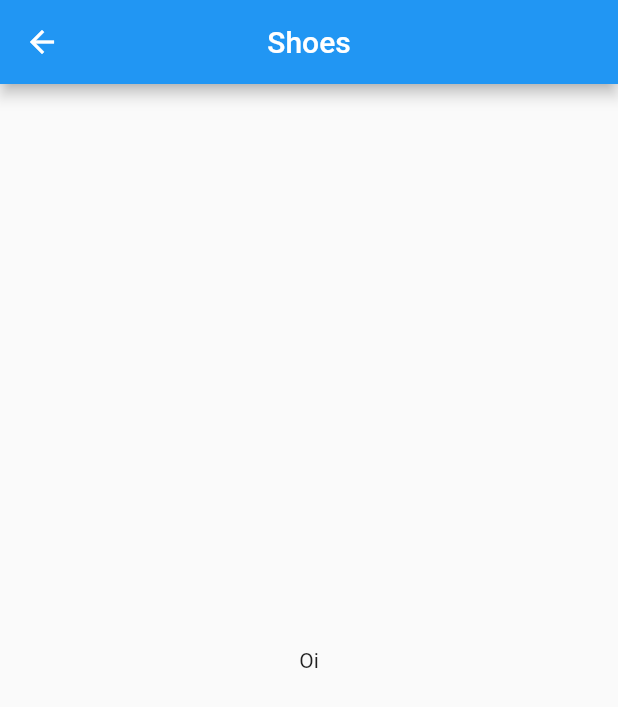
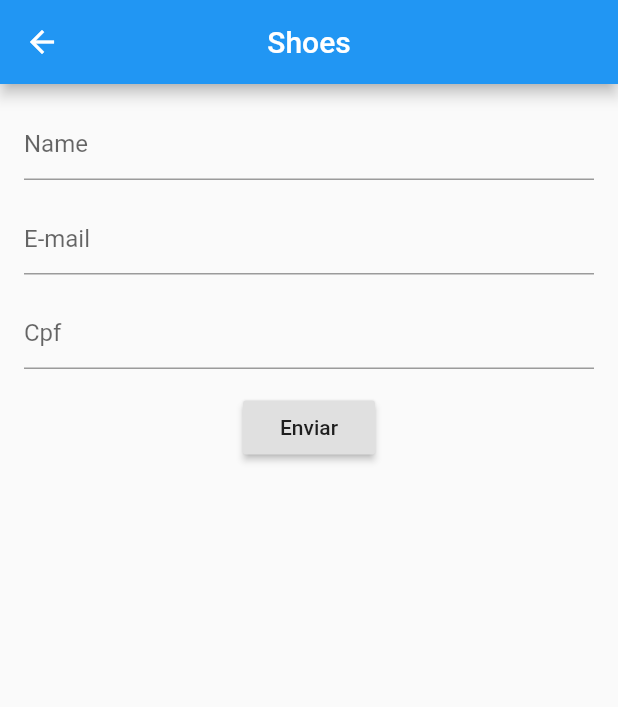
Before and after one commit to IagoNovoaAntunes2001/Workshop_Flutter, a Flutter app: the screen it shows after launch, after a tap on "Button", on a phone screen of 412 x 824 dp. Shown: the top 707 px of the screen. Run offline on Flutter 3.47's test engine with Material 2 defaults, Android fonts, the phone set to English and light mode, and no system bars; our stand-ins replace sqflite; accounts and stored records are empty.

Commit message:
Model de usuário inserido, classe do banco de dados e View com insercao de usuario.

```diff
--- /dev/null
+++ b/lib/repository/BaseCache.dart
@@ -0,0 +1,33 @@
+import 'package:palestra_introducao/repository/model/User.dart';
+import 'package:path/path.dart';
+import 'package:sqflite/sqflite.dart';
+
+Future<Database> getDatabase() async {
+  final String path = join(await getDatabasesPath(), 'teste.1.db');
+  return openDatabase(path, onCreate: (db, version) async {
+    await db.execute('CREATE TABLE User (id INTEGER PRIMARY KEY AUTOINCREMENT, name TEXT, email TEXT, cpf TEXT)');
+  },
+    version: 1,
+  );
+}
+
+Future<int> save(String table, User user) async {
+  final Database db = await getDatabase();
+  Map<String, dynamic> userMap = _toMap(user);
+  return db.insert(table, userMap);
+}
+
+Future<List<Map>> findAll(String table) async {
+  final Database db = await getDatabase();
+  List<Map> list = await db.rawQuery('SELECT * FROM $table');
+  print(list);
+  return list;
+}
+
+Map<String, dynamic> _toMap(User user) {
+  Map<String, dynamic> userMap = new Map();
+  userMap['name'] = user.name;
+  userMap['email'] = user.email;
+  userMap['cpf'] = user.cpf;
+  return userMap;
+}
--- /dev/null
+++ b/lib/repository/model/User.dart
@@ -0,0 +1,32 @@
+class User {
+  String _name;
+  String _email;
+  String _cpf;
+
+  User({String name, String email, String cpf}) {
+    this._name = name;
+    this._email = email;
+    this._cpf = cpf;
+  }
+
+  String get name => _name;
+  set name(String name) => _name = name;
+  String get email => _email;
+  set email(String email) => _email = email;
+  String get cpf => _cpf;
+  set cpf(String cpf) => _cpf = cpf;
+
+  User.fromJson(Map<String, dynamic> json) {
+    _name = json['name'];
+    _email = json['email'];
+    _cpf = json['cpf'];
+  }
+
+  Map<String, dynamic> toJson() {
+    final Map<String, dynamic> data = new Map<String, dynamic>();
+    data['name'] = this._name;
+    data['email'] = this._email;
+    data['cpf'] = this._cpf;
+    return data;
+  }
+}
--- a/lib/scenes/new_shoes.dart
+++ b/lib/scenes/new_shoes.dart
@@ -1,6 +1,26 @@
 import 'package:flutter/material.dart';
+import 'package:palestra_introducao/repository/BaseCache.dart';
+import 'package:palestra_introducao/repository/model/User.dart';
 
-class ShoesWidget extends StatelessWidget {
+class ShoesWidget extends StatefulWidget {
+  @override
+  _ShoesWidgetState createState() => _ShoesWidgetState();
+}
+
+class _ShoesWidgetState extends State<ShoesWidget> {
+  final _formKey = GlobalKey<FormState>();
+
+  TextEditingController _name = new TextEditingController();
+  TextEditingController _email = new TextEditingController();
+  TextEditingController _cpf = new TextEditingController();
+
+  @override
+  void initState() {
+    // TODO: implement initState
+    super.initState();
+    print(findAll('User'));
+  }
+
   @override
   Widget build(BuildContext context) {
     return Scaffold(
@@ -8,9 +28,46 @@ class ShoesWidget extends StatelessWidget {
         title: Text('Shoes'),
         centerTitle: true,
       ),
-      body: Center(
-        child: Text('Oi'),
+      body: Padding(
+        padding: const EdgeInsets.all(16.0),
+        child: Form(
+          key: _formKey,
+          child: Column(
+            children: <Widget>[
+              _buildTextFormField(_name, 'Name', (val) => val.isEmpty ? 'Favor entrar com o nome' : null,),
+              SizedBox(height: 15,),
+              _buildTextFormField(_email, 'E-mail', (val) => val.isEmpty ? 'Favor entrar com o E-mail' : null,),
+              SizedBox(height: 15,),
+              _buildTextFormField(_cpf, 'Cpf', (val) => val.isEmpty ? 'Favor entrar com o CPF' : null,),
+              SizedBox(height: 15,),
+              RaisedButton(
+                  child: Text('Enviar'),
+                  onPressed: () {
+                    if (_formKey.currentState.validate()){
+
+                      User user = User(name:_name.text, email: _email.text, cpf: _cpf.text);
+                      save('User', user).then((o) {
+                        if (o != null || o > 0)
+                          Navigator.pop(context);
+                        else
+                          print('error');
+
+                      });
+                    }
+                  }),
+            ],
+          ),
+        ),
       ),
     );
   }
+
+  TextFormField _buildTextFormField(TextEditingController controller, String title, Function validator) {
+    return TextFormField(
+      controller: controller,
+      decoration: InputDecoration(hintText: title),
+      keyboardType: TextInputType.text,
+      validator: validator,
+    );
+  }
 }
--- a/pubspec.yaml
+++ b/pubspec.yaml
@@ -23,6 +23,8 @@ dependencies:
   # The following adds the Cupertino Icons font to your application.
   # Use with the CupertinoIcons class for iOS style icons.
   cupertino_icons: ^0.1.2
+  sqflite:
+  path:
 
 dev_dependencies:
   flutter_test:
```
Also changed, not shown: pubspec.lock.
